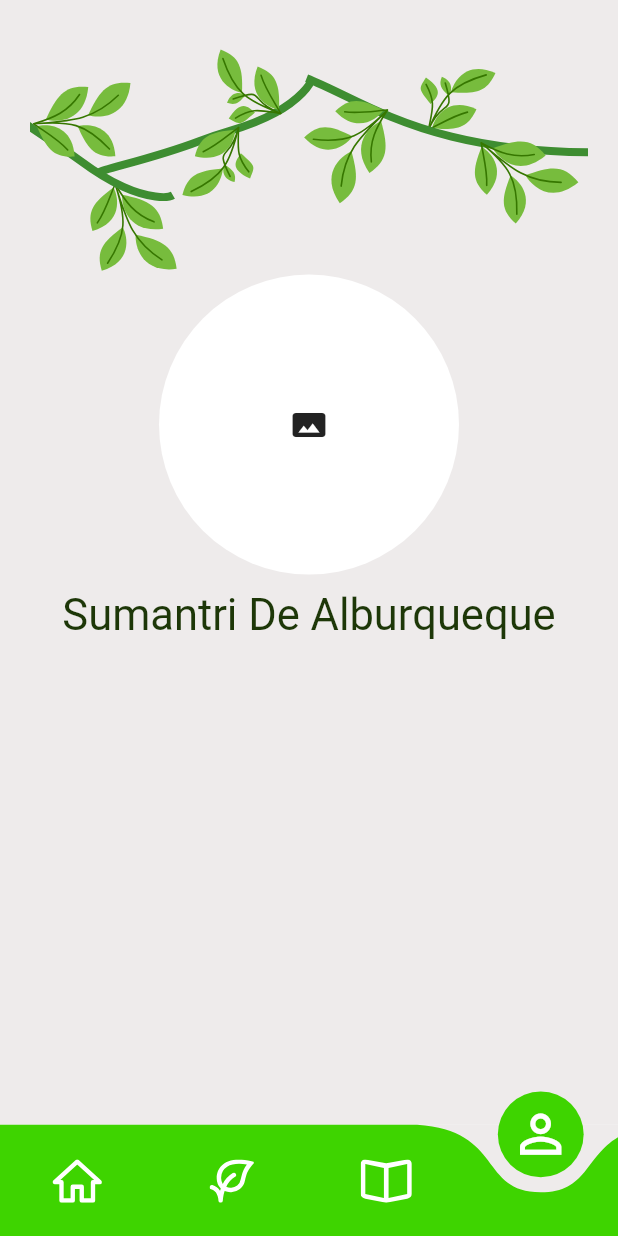
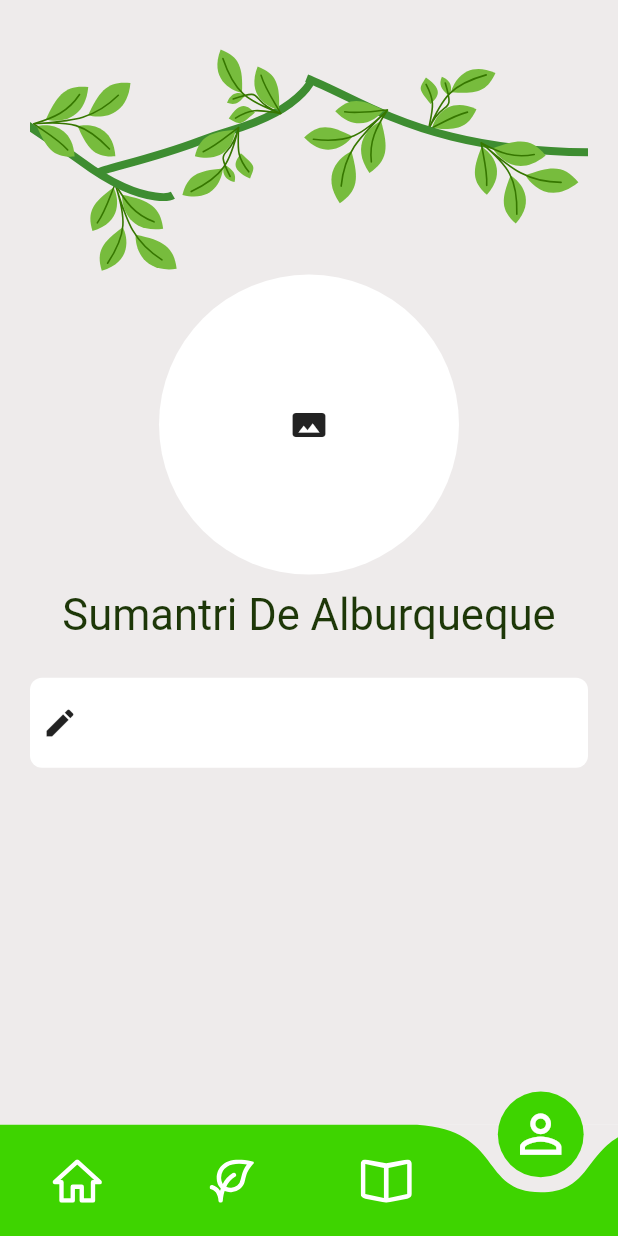
Before and after one commit to asloth/botanicare, a Flutter app: the MenuBar screen opened by its route, item 4 of the bottom bar chosen, on a phone screen of 412 x 824 dp. Run offline on Flutter 3.47's test engine with Material 2 defaults, Android fonts, the phone set to English and light mode, and no system bars; drawn by our look-alikes of curved_navigation_bar; our stand-ins replace cloud_firestore, firebase_auth, firebase_core, flutter_svg, shared_preferences; missing offline and left inert: dart:html; accounts and stored records are empty.

Commit message:
Cambios al boton

```diff
--- a/lib/src/ui/PerfilScreen.dart
+++ b/lib/src/ui/PerfilScreen.dart
@@ -1,5 +1,5 @@
 import 'package:botanicare/src/ui/Constants.dart';
-import 'package:botanicare/src/ui/perfil/Btn_Modificar.dart';
+import 'package:botanicare/src/ui/perfil/Modificar.dart';
 import 'package:flutter/material.dart';
 import 'package:botanicare/src/ui/perfil/header.dart';
 import 'package:botanicare/src/ui/perfil/Foto.dart';
@@ -10,6 +10,8 @@ class PerfilScreen extends StatelessWidget {
 
   @override
   Widget build(BuildContext context) {
+    Size size = MediaQuery.of(context).size;
+
     return Container(
       color: kBackgroundColor,
       padding: EdgeInsets.fromLTRB(
@@ -22,7 +24,9 @@ class PerfilScreen extends StatelessWidget {
             backcolor: kBackgroundColor,
           ),
           Foto(),
-          Nombre()
+          Nombre(),
+          SizedBox(height: size.height * 0.03),
+          Modificar(),
         ],
       ),
     );
--- /dev/null
+++ b/lib/src/ui/perfil/Modificar.dart
@@ -0,0 +1,25 @@
+import 'package:botanicare/src/ui/Constants.dart';
+import 'package:flutter/material.dart';
+
+class Modificar extends StatelessWidget {
+  @override
+  Widget build(BuildContext context) {
+    return Container(
+      width: 100.0,
+      height: 60.0,
+      decoration: BoxDecoration(
+        borderRadius: BorderRadius.all(Radius.circular(8.0)),
+        color: Colors.white,
+      ),
+      child: IconButton(
+        icon: Icon(Icons.edit),
+        alignment: Alignment.centerLeft,
+        //color: Color(0x291C84),
+        onPressed: () {},
+      ),
+    );
+  }
+}
+
+/*IconButton(icon: Icon(Icons.edit), onPressed: null),
+crossAxisAlignment: CrossAxisAlignment.stretch,*/
--- a/lib/src/ui/perfil/Nombre.dart
+++ b/lib/src/ui/perfil/Nombre.dart
@@ -6,7 +6,11 @@ class Nombre extends StatelessWidget {
   Widget build(BuildContext context) {
     return Container(
       padding: EdgeInsets.fromLTRB(
-          kDefaultPadding, kDefaultPadding * 0.5, kDefaultPadding, 0),
+        kDefaultPadding,
+        kDefaultPadding * 0.5,
+        kDefaultPadding,
+        0,
+      ),
       child: Column(
         crossAxisAlignment: CrossAxisAlignment.stretch,
         children: [
```
Also changed, not shown: lib/src/ui/perfil/Btn_Modificar.dart (deleted, +0 -14 lines).
